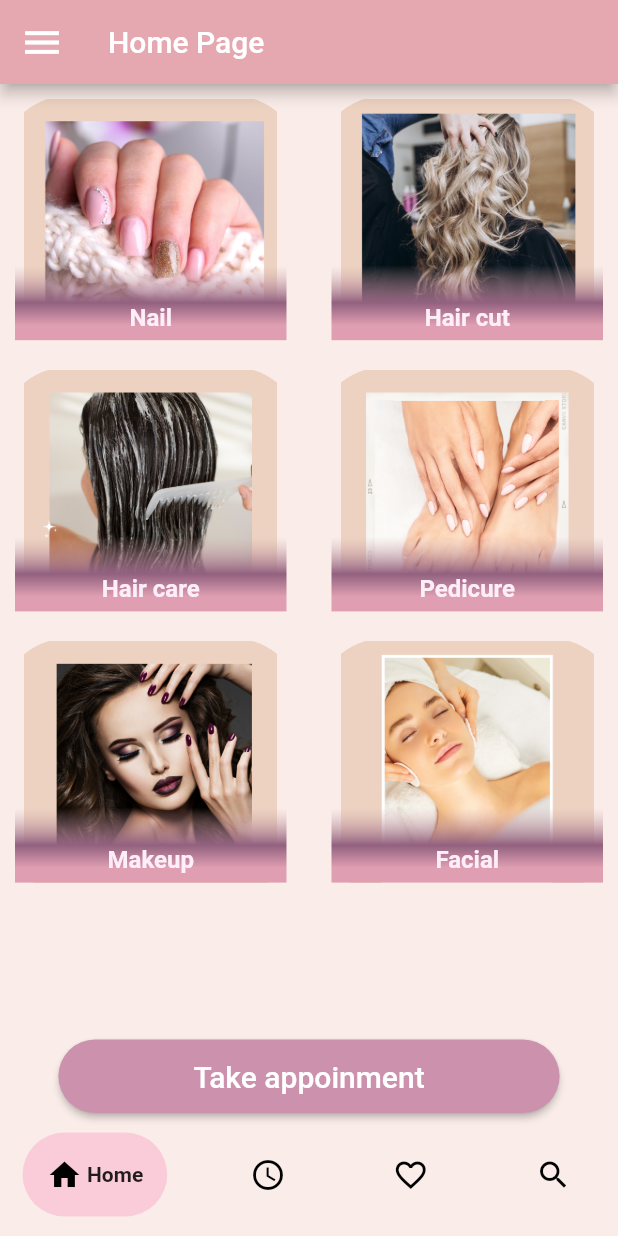
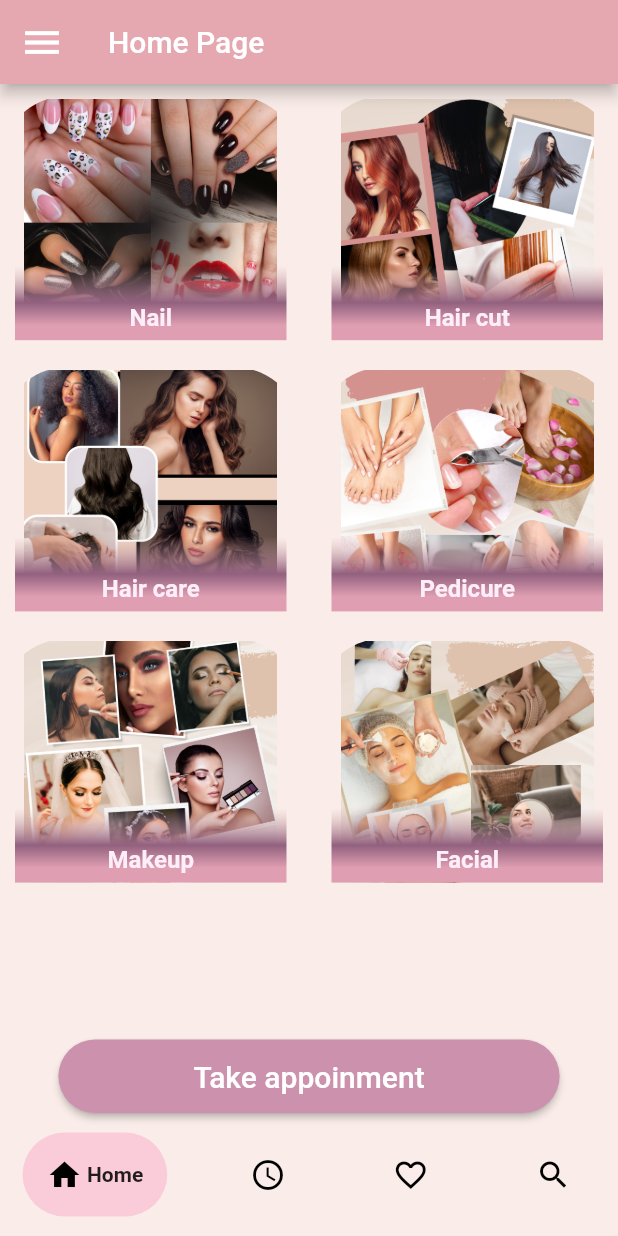
Before and after one commit to AlaaShaheen2/appointment_app, a Flutter app: the screen it shows after launch, on a phone screen of 412 x 824 dp. Run offline on Flutter 3.47's test engine with Material 2 defaults, Android fonts, the phone set to English and light mode, and no system bars; drawn by our look-alikes of google_nav_bar; our stand-ins replace firebase_auth, firebase_core, flutter_svg, modal_progress_hud_nsn; missing offline and left inert: shrink_sidemenu; accounts and stored records are empty.

Commit message:
update home page

```diff
--- a/lib/classes/services_items.dart
+++ b/lib/classes/services_items.dart
@@ -6,10 +6,10 @@ class Item {
 }
 
 final List<Item> items = [
-  Item(name: 'Nail', imgPath: "assets/images/services/4.png"),
-  Item(name: 'Hair cut', imgPath: "assets/images/services/1.png"),
-  Item(name: 'Hair care', imgPath: "assets/images/services/2.png"),
-  Item(name: 'Pedicure', imgPath: "assets/images/services/3.png"),
-  Item(name: 'Makeup', imgPath: "assets/images/services/5.png"),
-  Item(name: 'Facial', imgPath: "assets/images/services/6.png"),
+  Item(name: 'Nail', imgPath: "assets/images/services/9.png"),
+  Item(name: 'Hair cut', imgPath: "assets/images/services/12.png"),
+  Item(name: 'Hair care', imgPath: "assets/images/services/10.png"),
+  Item(name: 'Pedicure', imgPath: "assets/images/services/14.png"),
+  Item(name: 'Makeup', imgPath: "assets/images/services/11.png"),
+  Item(name: 'Facial', imgPath: "assets/images/services/13.png"),
 ];
```
Also changed, not shown: assets/images/services/10.png (added), assets/images/services/11.png (added), assets/images/services/12.png (added), assets/images/services/13.png (added), assets/images/services/14.png (added), assets/images/services/9.png (added).
